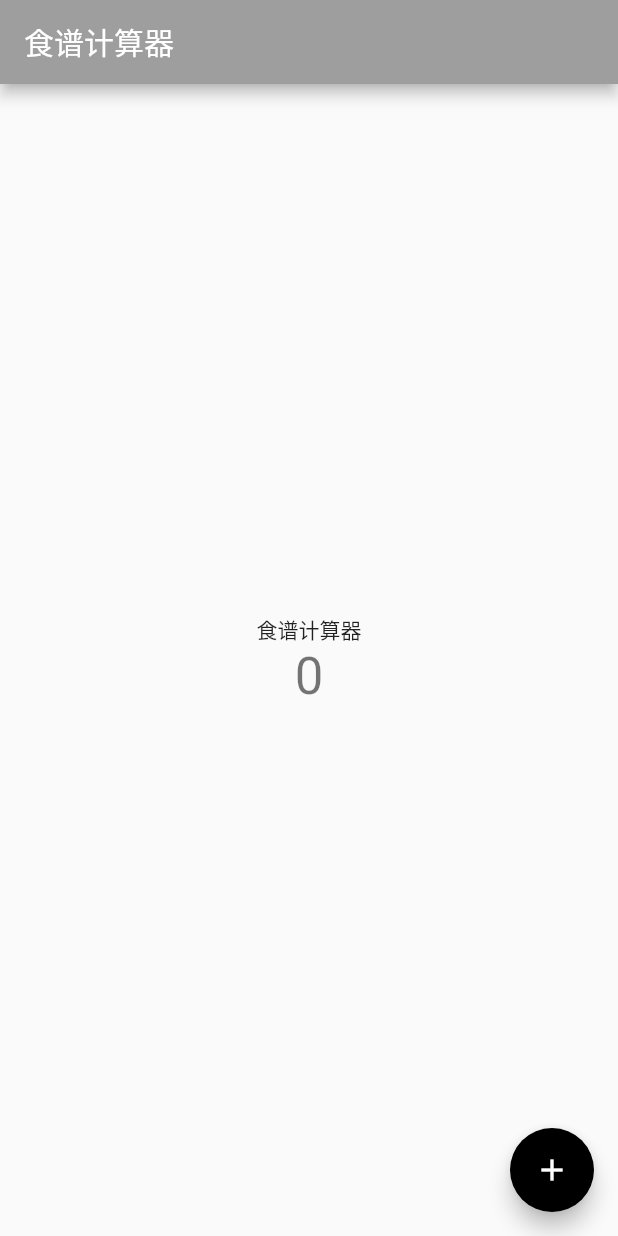
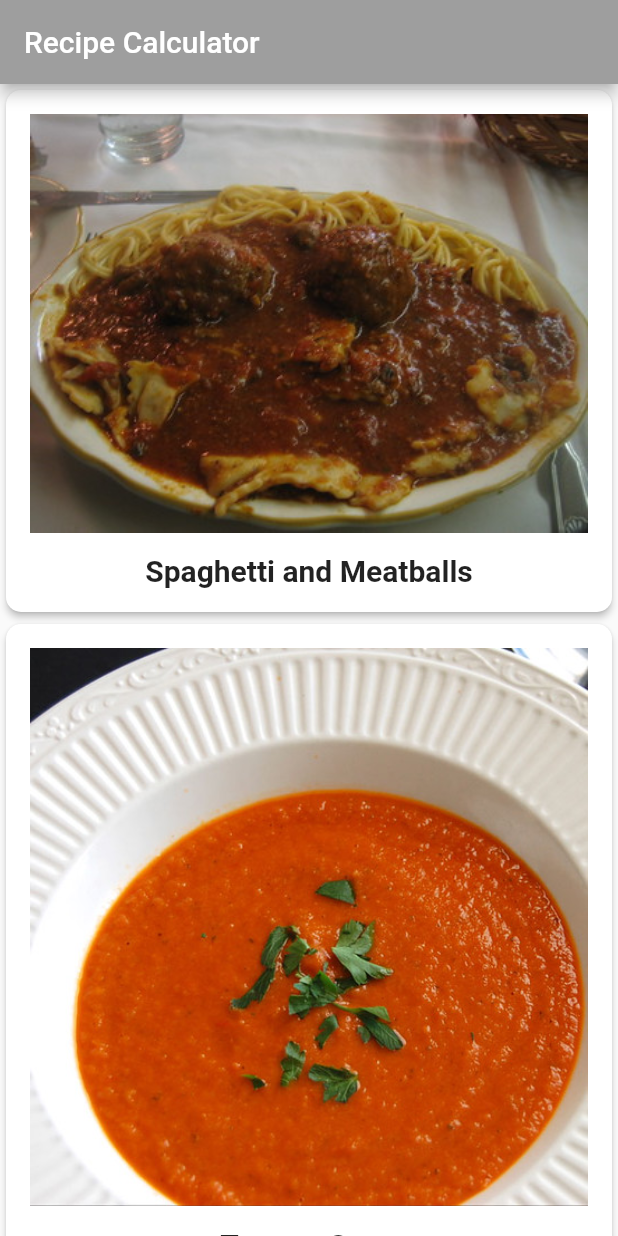
Before and after one commit to MoonCheung/dart-source, a Flutter app: the screen it shows after launch, on a phone screen of 412 x 824 dp. Run offline on Flutter 3.47's test engine with Material 2 defaults, Android fonts, the phone set to English and light mode, and no system bars; Roboto replaces fonts that are missing (Palatino).

Commit message:
feat: 简单食谱app

```diff
--- a/flutter_app/lib/main.dart
+++ b/flutter_app/lib/main.dart
@@ -1,4 +1,6 @@
 import 'package:flutter/material.dart';
+import 'recipe.dart';
+import 'recipe_detail.dart';
 
 // 应用程序启动时代码的入口点
 void main() {
@@ -13,14 +15,14 @@
   Widget build(BuildContext context) {
     final ThemeData theme = ThemeData();
     return MaterialApp(
-      title: '食谱计算器',
+      title: 'Recipe Calculator',
       theme: theme.copyWith(
         colorScheme: theme.colorScheme.copyWith(
           primary: Colors.grey,
           secondary: Colors.black,
         )
       ),
-      home: const MyHomePage(title: '食谱计算器')
+      home: const MyHomePage(title: 'Recipe Calculator')
     );
   }
 }
@@ -44,68 +46,67 @@
 }
 
 class _MyHomePageState extends State<MyHomePage> {
-  int _counter = 0;
-
-  void _incrementCounter() {
-    setState(() {
-      // This call to setState tells the Flutter framework that something has
-      // changed in this State, which causes it to rerun the build method below
-      // so that the display can reflect the updated values. If we changed
-      // _counter without calling setState(), then the build method would not be
-      // called again, and so nothing would appear to happen.
-      _counter++;
-    });
+  @override
+  Widget build(BuildContext context){
+    // 返回脚手架
+    return Scaffold(
+      appBar: AppBar(
+        // 传入小部件来获取标题属性
+        title: Text(widget.title),
+      ),
+      body: SafeArea(
+        // 子节点容器
+        // 它是一个空的Container小部件
+        child: ListView.builder(
+          //List samples的长度
+          itemCount: Recipe.samples.length,
+          //List samples的标签
+          itemBuilder: (BuildContext context, int index){
+            return GestureDetector(
+              // 点击小部件时回调触发
+              onTap: () => {
+                Navigator.push(
+                  context,
+                  MaterialPageRoute(builder: (_) {
+                    return RecipeDetail(recipe: Recipe.samples[index]);
+                  })
+                )
+              },
+              child: buildRecipesCard(Recipe.samples[index])
+            );
+          }
+        ),
+      )
+    );
   }
 
-  @override
-  Widget build(BuildContext context) {
-    // This method is rerun every time setState is called, for instance as done
-    // by the _incrementCounter method above.
-    //
-    // The Flutter framework has been optimized to make rerunning build methods
-    // fast, so that you can just rebuild anything that needs updating rather
-    // than having to individually change instances of widgets.
-    return Scaffold(
-      appBar: AppBar(
-        // Here we take the value from the MyHomePage object that was created by
-        // the App.build method, and use it to set our appbar title.
-        title: Text(widget.title),
-      ),
-      body: Center(
-        // Center is a layout widget. It takes a single child and positions it
-        // in the middle of the parent.
+  // Widget 自定义方法
+  Widget buildRecipesCard(Recipe recipe){
+    return Card(
+      // 设置卡片阴影
+      elevation: 2.0,
+      shape: RoundedRectangleBorder(borderRadius: BorderRadius.circular(10.0)),
+      child: Padding(
+        // 内边距 properties
+        padding: const EdgeInsets.all(16.0),
+        // child properties：Column, Column是定义垂直布局的小部件
         child: Column(
-          // Column is also a layout widget. It takes a list of children and
-          // arranges them vertically. By default, it sizes itself to fit its
-          // children horizontally, and tries to be as tall as its parent.
-          //
-          // Invoke "debug painting" (press "p" in the console, choose the
-          // "Toggle Debug Paint" action from the Flutter Inspector in Android
-          // Studio, or the "Toggle Debug Paint" command in Visual Studio Code)
-          // to see the wireframe for each widget.
-          //
-          // Column has various properties to control how it sizes itself and
-          // how it positions its children. Here we use mainAxisAlignment to
-          // center the children vertically; the main axis here is the vertical
-          // axis because Columns are vertical (the cross axis would be
-          // horizontal).
-          mainAxisAlignment: MainAxisAlignment.center,
           children: <Widget>[
-            const Text(
-              '食谱计算器',
+            Image(image: AssetImage(recipe.imageUrl)),
+            const SizedBox(
+              height: 14.0,
             ),
             Text(
-              '$_counter',
-              style: Theme.of(context).textTheme.headline4,
-            ),
+              recipe.label,
+              style: const TextStyle(
+                fontSize: 20.0,
+                fontWeight: FontWeight.w700,
+                fontFamily: 'Palatino',
+              ),
+            )
           ],
         ),
-      ),
-      floatingActionButton: FloatingActionButton(
-        onPressed: _incrementCounter,
-        tooltip: 'Increment',
-        child: const Icon(Icons.add),
-      ), // This trailing comma makes auto-formatting nicer for build methods.
+      )
     );
   }
 }
--- /dev/null
+++ b/flutter_app/lib/recipe.dart
@@ -0,0 +1,84 @@
+class Recipe{
+  // 声明类型
+  String label;
+  String imageUrl;
+
+  int servings;
+  List<Ingredient> ingredient;
+
+  // 传入参数分别为：label、imageUrl、servings、ingredient
+  Recipe(this.label, this.imageUrl, this.servings, this.ingredient);
+
+  static List<Recipe> samples = [
+    Recipe(
+      'Spaghetti and Meatballs',
+      'assets/2126711929_ef763de2b3_w.jpg',
+      4,
+      [
+        Ingredient(1, 'box', 'Spaghetti',),
+        Ingredient(4, '', 'Frozen Meatballs',),
+        Ingredient(0.5, 'jar', 'sauce',),
+      ],
+    ),
+    Recipe(
+      'Tomato Soup',
+      'assets/27729023535_a57606c1be.jpg',
+      2,
+      [
+        Ingredient(1, 'can', 'Tomato Soup',),
+      ],
+    ),
+    Recipe(
+      'Grilled Cheese',
+      'assets/3187380632_5056654a19_b.jpg',
+      1,
+      [
+        Ingredient(2, 'slices', 'Cheese',),
+        Ingredient(2, 'slices', 'Bread',),
+      ],
+    ),
+    Recipe(
+      'Chocolate Chip Cookies',
+      'assets/15992102771_b92f4cc00a_b.jpg',
+      24,
+      [
+        Ingredient(4, 'cups', 'flour',),
+        Ingredient(2, 'cups', 'sugar',),
+        Ingredient(0.5, 'cups', 'chocolate chips',),
+      ],
+    ),
+    Recipe(
+      'Taco Salad',
+      'assets/8533381643_a31a99e8a6_c.jpg',
+      1,
+      [
+        Ingredient(4, 'oz', 'nachos',),
+        Ingredient(3, 'oz', 'taco meat',),
+        Ingredient(0.5, 'cup', 'cheese',),
+        Ingredient(0.25, 'cup', 'chopped tomatoes',),
+      ],
+    ),
+    Recipe(
+      'Hawaiian Pizza',
+      'assets/15452035777_294cefced5_c.jpg',
+      4,
+      [
+        Ingredient(1, 'item', 'pizza',),
+        Ingredient(1, 'cup', 'pineapple',),
+        Ingredient(8, 'oz', 'ham',),
+      ],
+    ),
+  ];
+}
+
+class Ingredient {
+  double quantity; // 数量
+  String measure;
+  String name; // 名称
+
+  Ingredient(
+    this.quantity,
+    this.measure,
+    this.name,
+  );
+}
--- a/flutter_app/pubspec.yaml
+++ b/flutter_app/pubspec.yaml
@@ -58,9 +58,8 @@
   uses-material-design: true
 
   # To add assets to your application, add an assets section, like this:
-  # assets:
-  #   - images/a_dot_burr.jpeg
-  #   - images/a_dot_ham.jpeg
+  assets:
+    - assets/
 
   # An image asset can refer to one or more resolution-specific "variants", see
   # https://flutter.dev/assets-and-images/#resolution-aware.
```
Also changed, not shown: flutter_app/lib/recipe_detail.dart (added, +77 -0 lines), flutter_app/assets/15452035777_294cefced5_c.jpg (added), flutter_app/assets/15992102771_b92f4cc00a_b.jpg (added), flutter_app/assets/2126711929_ef763de2b3_w.jpg (added), flutter_app/assets/27729023535_a57606c1be.jpg (added), flutter_app/assets/3187380632_5056654a19_b.jpg (added), flutter_app/assets/8533381643_a31a99e8a6_c.jpg (added), 1 other file.
